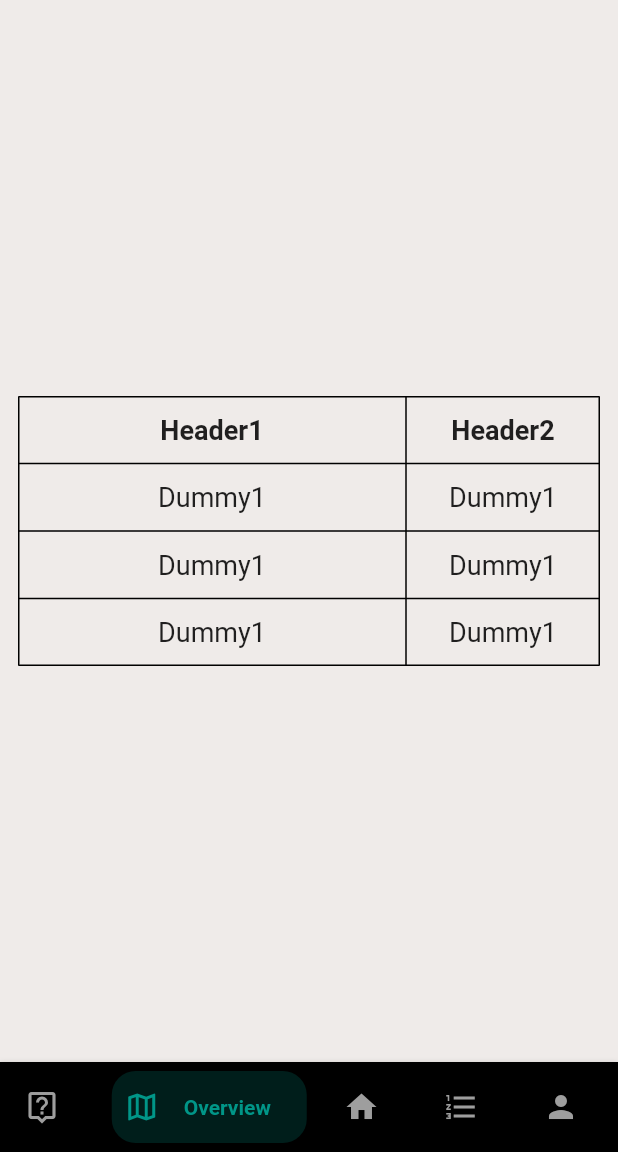
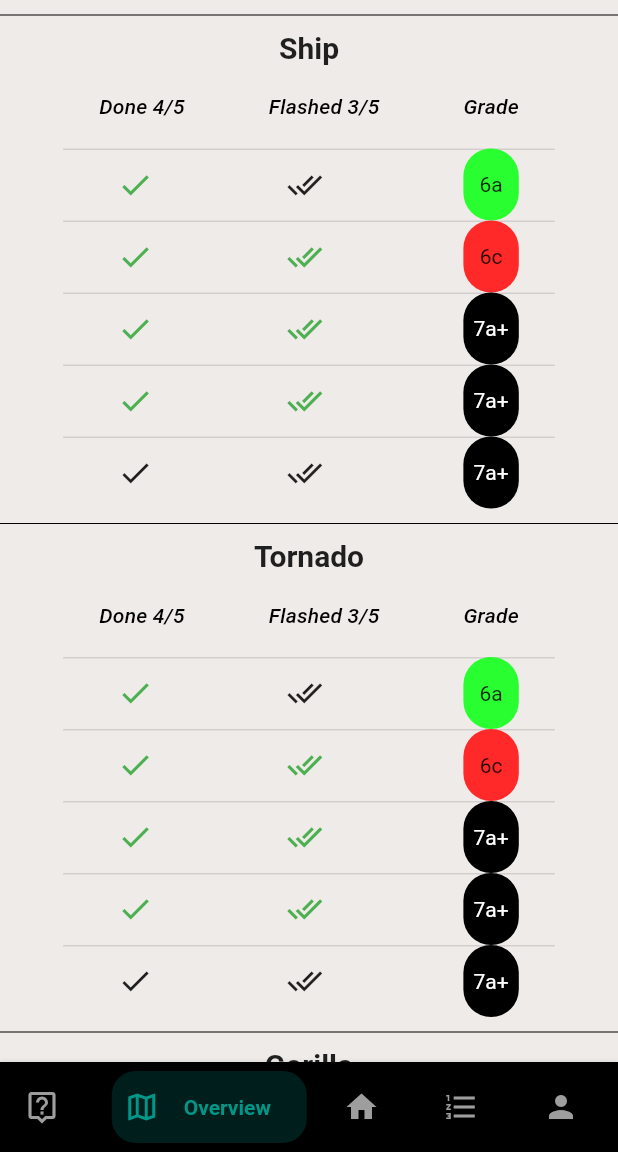
Before and after one commit to Eraaks/H6-Svendeproeve, a Flutter app: the screen it shows once a user with an empty profile is signed in, item 2 of the bottom bar chosen, on a phone screen of 412 x 824 dp, the part 84-1236 px from its top. Run offline on Flutter 3.47's test engine with Material 2 defaults, Android fonts, the phone set to English and light mode, and no system bars; drawn by our look-alikes of bottom_navy_bar; our stand-ins replace cloud_firestore, firebase_auth, firebase_core, flutter_secure_storage; accounts and stored records are empty; network calls fail.

Commit message:
Added new design for Overview, and implemented Done / Flashed feature
Done #49
Done #48

```diff
--- a/App/svendeproeve_klatreapp/lib/flows/user/overview/widgets/user_overview_widget.dart
+++ b/App/svendeproeve_klatreapp/lib/flows/user/overview/widgets/user_overview_widget.dart
@@ -1,10 +1,8 @@
 import 'package:flutter/material.dart';
 import 'package:svendeproeve_klatreapp/flows/app_side_bar/app_side_bar.dart';
 import 'package:svendeproeve_klatreapp/flows/app_top_bar/app_top_bar.dart';
-import 'package:svendeproeve_klatreapp/services/auth.dart';
-
-final AuthService _auth = AuthService();
-final Sidebar _Sidebar = Sidebar();
+import 'package:svendeproeve_klatreapp/global/constants.dart';
+import 'package:svendeproeve_klatreapp/models/problems_model.dart';
 
 class OverviewWidgets extends StatefulWidget {
   const OverviewWidgets({Key? key}) : super(key: key);
@@ -14,48 +12,117 @@ class OverviewWidgets extends StatefulWidget {
 }
 
 class _OverviewWidgetsState extends State<OverviewWidgets> {
+  List<ProblemsModel> problemsList = getAllProblems();
+  List<ClimbingAreaModel> climbingAreas = getAllClimbingAreas();
+
   @override
   Widget build(BuildContext context) {
-    return Scaffold(
-      backgroundColor: Colors.brown[50],
-      appBar: reusableAppBar(),
-      drawer: _Sidebar,
-      body: Center(
-        child: Padding(
-          padding: const EdgeInsets.all(12.0),
-          child: Table(
-            columnWidths: {
-              0: FlexColumnWidth(2),
-              1: FlexColumnWidth(1),
+    return MaterialApp(
+      home: Scaffold(
+        backgroundColor: mainBackgroundColor,
+        appBar: reusableAppBar(),
+        drawer: const Sidebar(),
+        body: Center(
+          child: ListView.builder(
+            itemCount: climbingAreas.length,
+            itemBuilder: (context, index) {
+              return Column(
+                children: [
+                  const Divider(height: 20, color: Colors.black),
+                  Text(
+                    climbingAreas[index].name,
+                    style: const TextStyle(
+                        fontSize: 20, fontWeight: FontWeight.bold),
+                  ),
+                  DataTableBuilder(
+                    problems: climbingAreas[index].problems,
+                    updateState: () {
+                      setState(() {});
+                    },
+                  ),
+                ],
+              );
             },
-            border: TableBorder.all(),
-            children: [
-              buildRow(['Header1', 'Header2'], isHeader: true),
-              buildRow(['Dummy1', 'Dummy1']),
-              buildRow(['Dummy1', 'Dummy1']),
-              buildRow(['Dummy1', 'Dummy1']),
-            ],
           ),
         ),
       ),
     );
   }
+}
 
-  TableRow buildRow(List<String> cells, {bool isHeader = false}) => TableRow(
-        children: cells.map(
-          (cell) {
-            final style = TextStyle(
-              fontWeight: isHeader ? FontWeight.bold : FontWeight.normal,
-              fontSize: 18,
-            );
+class DataTableBuilder extends StatelessWidget {
+  final List<ProblemsModel> problems;
+  final Function updateState;
 
-            return Padding(
-              padding: const EdgeInsets.all(12),
-              child: Center(
-                child: Text(cell, style: style),
+  DataTableBuilder({required this.problems, required this.updateState});
+
+  @override
+  Widget build(BuildContext context) {
+    int doneCount = problems
+        .where((problem) => problem.isCompleted || problem.isFlashed)
+        .length;
+    int flashedCount = problems.where((problem) => problem.isFlashed).length;
+    int totalRows = problems.length;
+
+    return DataTable(
+      columns: <DataColumn>[
+        DataColumn(
+          label: Text('Done $doneCount/$totalRows',
+              style: const TextStyle(fontStyle: FontStyle.italic)),
+        ),
+        DataColumn(
+          label: Text('Flashed $flashedCount/$totalRows',
+              style: const TextStyle(fontStyle: FontStyle.italic)),
+        ),
+        const DataColumn(
+          label: Text('Grade', style: TextStyle(fontStyle: FontStyle.italic)),
+        ),
+      ],
+      rows: problems.map((problem) {
+        return DataRow(
+          cells: <DataCell>[
+            DataCell(
+              IconButton(
+                icon: const Icon(Icons.done),
+                color: problem.isCompleted == true || problem.isFlashed == true
+                    ? Colors.green
+                    : null,
+                onPressed: () {
+                  problem.isCompleted = !problem.isCompleted;
+                  updateState();
+                },
               ),
-            );
-          },
-        ).toList(),
-      );
+            ),
+            DataCell(
+              IconButton(
+                icon: const Icon(Icons.done_all),
+                color: problem.isFlashed == true ? Colors.green : null,
+                onPressed: () {
+                  problem.isFlashed = !problem.isFlashed;
+                  updateState();
+                },
+              ),
+            ),
+            DataCell(
+              Container(
+                decoration: BoxDecoration(
+                  color: problem.color,
+                  borderRadius: BorderRadius.circular(50),
+                ),
+                child: Center(
+                  child: Text(
+                    problem.grade,
+                    style: TextStyle(
+                      color:
+                          problem.color == Colors.black ? Colors.white : null,
+                    ),
+                  ),
+                ),
+              ),
+            ),
+          ],
+        );
+      }).toList(),
+    );
+  }
 }
--- /dev/null
+++ b/App/svendeproeve_klatreapp/lib/models/problems_model.dart
@@ -0,0 +1,74 @@
+import 'package:flutter/material.dart';
+
+class ClimbingAreaModel {
+  final String name;
+  final List<ProblemsModel> problems;
+
+  ClimbingAreaModel({
+    required this.name,
+    required this.problems,
+  });
+}
+
+class ProblemsModel {
+  final String grade;
+  Color color;
+  bool isFlashed;
+  bool isCompleted;
+
+  ProblemsModel(
+      {required this.grade,
+      required this.color,
+      required this.isFlashed,
+      required this.isCompleted});
+}
+
+List<ClimbingAreaModel> getAllClimbingAreas() {
+  List<ProblemsModel> problemsList = getAllProblems();
+  final areaList = [
+    ClimbingAreaModel(
+      name: 'Ship',
+      problems: problemsList,
+    ),
+    ClimbingAreaModel(
+      name: 'Tornado',
+      problems: problemsList,
+    ),
+    ClimbingAreaModel(
+      name: 'Gorilla',
+      problems: problemsList,
+    ),
+  ];
+  return areaList;
+}
+
+List<ProblemsModel> getAllProblems() {
+  final problemsList = [
+    ProblemsModel(
+        grade: '6a',
+        color: const Color.fromARGB(255, 41, 255, 48),
+        isFlashed: false,
+        isCompleted: true),
+    ProblemsModel(
+        grade: '6c',
+        color: Color.fromARGB(255, 255, 41, 41),
+        isFlashed: true,
+        isCompleted: false),
+    ProblemsModel(
+        grade: '7a+',
+        color: Color.fromARGB(255, 0, 0, 0),
+        isFlashed: true,
+        isCompleted: true),
+    ProblemsModel(
+        grade: '7a+',
+        color: Color.fromARGB(255, 0, 0, 0),
+        isFlashed: true,
+        isCompleted: true),
+    ProblemsModel(
+        grade: '7a+',
+        color: Color.fromARGB(255, 0, 0, 0),
+        isFlashed: false,
+        isCompleted: false),
+  ];
+  return problemsList;
+}
--- a/App/svendeproeve_klatreapp/pubspec.yaml
+++ b/App/svendeproeve_klatreapp/pubspec.yaml
@@ -40,6 +40,7 @@ dependencies:
   flutter_bloc: ^8.1.3
   equatable: ^2.0.5
   provider: ^6.0.5
+  expandable: ^5.0.1
 
   #Firebase
   firebase_auth: ^4.12.0
```
Also changed, not shown: App/svendeproeve_klatreapp/pubspec.lock.
